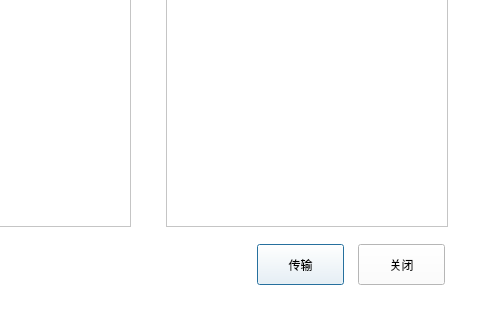
First picture: the form in senddialog.ui, repository HustGw/CLLLLLLLSAFFFFFEWINN, before the edit; both pictures show x 184 to 664 and y 190 to 510 of the 664 by 510 pixel window.
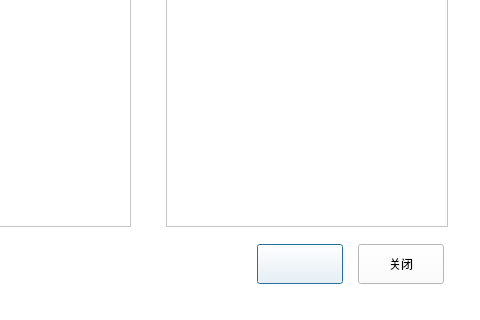
Second picture: the form after the edit. Icons and pictures are not drawn.

Commit message: 主要修改了checkbox 未完成批量传输中的label显示

The edit to the form file:
```diff
--- a/senddialog.ui
+++ b/senddialog.ui
@@ -41,12 +41,12 @@
     <rect>
      <x>441</x>
      <y>434</y>
-     <width>87</width>
-     <height>41</height>
+     <width>86</width>
+     <height>40</height>
     </rect>
    </property>
    <property name="text">
-    <string>传输</string>
+    <string/>
    </property>
   </widget>
   <widget class="QLabel" name="label">
@@ -101,8 +101,8 @@
     <rect>
      <x>542</x>
      <y>434</y>
-     <width>87</width>
-     <height>41</height>
+     <width>86</width>
+     <height>40</height>
     </rect>
    </property>
    <property name="text">
```
The commit also changes 22 other files.
